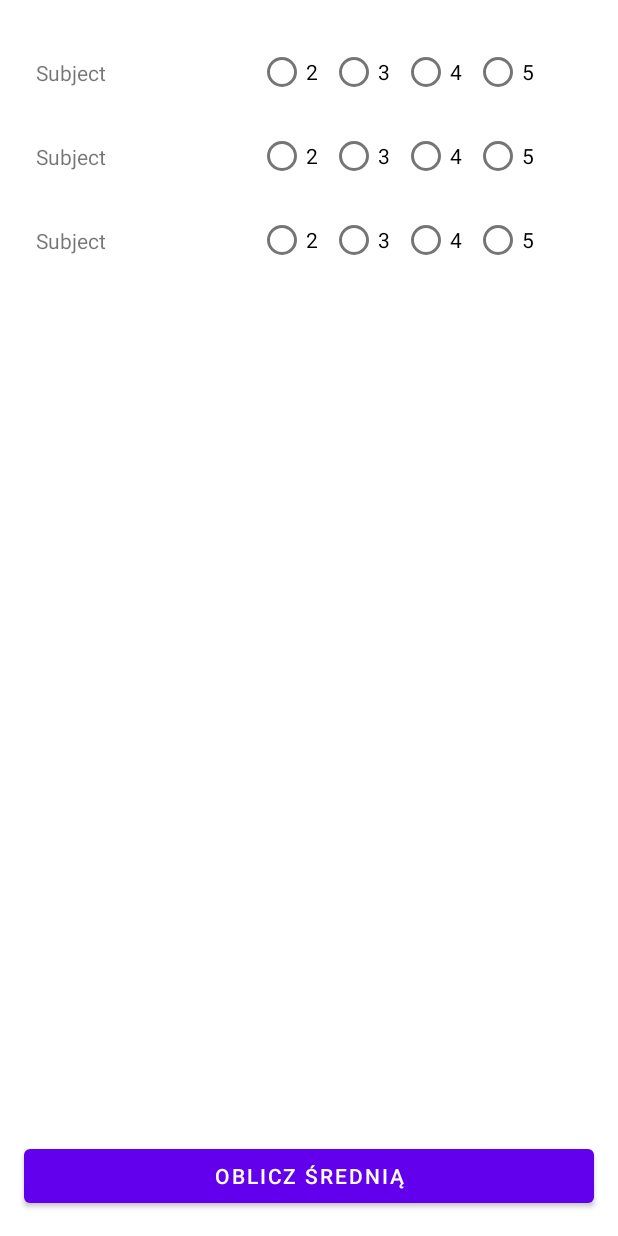
After one commit to dzytko/sem6-android, an Android app: the layout activity_grades.xml on its own in the app's theme, with its tools: preview values and no code run, on a phone screen of 412 x 824 dp. The commit adds this screen. Run offline under Robolectric (Android 15) with nearby library versions, the phone set to English and light mode, and no system bars.

Commit message:
project 1: part 3

```diff
--- /dev/null
+++ b/Project1/app/src/main/res/layout/activity_grades.xml
@@ -0,0 +1,37 @@
+<?xml version="1.0" encoding="utf-8"?>
+<androidx.constraintlayout.widget.ConstraintLayout xmlns:android="http://schemas.android.com/apk/res/android"
+    xmlns:app="http://schemas.android.com/apk/res-auto"
+    xmlns:tools="http://schemas.android.com/tools"
+    android:layout_width="match_parent"
+    android:layout_height="match_parent"
+    tools:context=".activities.GradesActivity">
+
+    <androidx.recyclerview.widget.RecyclerView
+        android:id="@+id/gradeRecyclerView"
+        android:layout_width="0dp"
+        android:layout_height="0dp"
+        android:layout_marginStart="16dp"
+        android:layout_marginTop="16dp"
+        android:layout_marginEnd="16dp"
+        android:layout_marginBottom="16dp"
+        app:layout_constraintBottom_toTopOf="@+id/calculateAverageButton"
+        app:layout_constraintEnd_toEndOf="parent"
+        app:layout_constraintHorizontal_bias="1.0"
+        app:layout_constraintStart_toStartOf="parent"
+        app:layout_constraintTop_toTopOf="parent"
+        tools:listitem="@layout/grade_row" />
+
+    <Button
+        android:id="@+id/calculateAverageButton"
+        android:layout_width="0dp"
+        android:layout_height="wrap_content"
+        android:layout_marginStart="16dp"
+        android:layout_marginTop="16dp"
+        android:layout_marginEnd="16dp"
+        android:layout_marginBottom="16dp"
+        android:text="@string/calculate_mean_button_text"
+        app:layout_constraintBottom_toBottomOf="parent"
+        app:layout_constraintEnd_toEndOf="parent"
+        app:layout_constraintStart_toStartOf="parent"
+        app:layout_constraintTop_toBottomOf="@+id/gradeRecyclerView" />
+</androidx.constraintlayout.widget.ConstraintLayout>
--- /dev/null
+++ b/Project1/app/src/main/res/layout/grade_row.xml
@@ -0,0 +1,53 @@
+<?xml version="1.0" encoding="utf-8"?>
+<androidx.constraintlayout.widget.ConstraintLayout xmlns:android="http://schemas.android.com/apk/res/android"
+    xmlns:app="http://schemas.android.com/apk/res-auto"
+    android:layout_width="match_parent"
+    android:layout_height="wrap_content">
+
+    <TextView
+        android:id="@+id/subjectLabel"
+        android:layout_width="wrap_content"
+        android:layout_height="wrap_content"
+        android:layout_marginStart="8dp"
+        android:contentDescription="@string/subject_label_content_description"
+        android:text="@string/subject_label"
+        app:layout_constraintBottom_toBottomOf="@+id/radioGroup"
+        app:layout_constraintStart_toStartOf="parent"
+        app:layout_constraintTop_toTopOf="@+id/radioGroup" />
+
+    <RadioGroup
+        android:id="@+id/radioGroup"
+        android:layout_width="wrap_content"
+        android:layout_height="wrap_content"
+        android:layout_marginTop="8dp"
+        android:layout_marginEnd="32dp"
+        android:orientation="horizontal"
+        app:layout_constraintEnd_toEndOf="parent"
+        app:layout_constraintTop_toTopOf="parent">
+
+        <RadioButton
+            android:id="@+id/gradeRadio2"
+            android:layout_width="match_parent"
+            android:layout_height="wrap_content"
+            android:text="@string/grade_2" />
+
+        <RadioButton
+            android:id="@+id/gradeRadio3"
+            android:layout_width="match_parent"
+            android:layout_height="wrap_content"
+            android:text="@string/grade_3" />
+
+        <RadioButton
+            android:id="@+id/gradeRadio4"
+            android:layout_width="match_parent"
+            android:layout_height="wrap_content"
+            android:text="@string/grade_4" />
+
+        <RadioButton
+            android:id="@+id/gradeRadio5"
+            android:layout_width="match_parent"
+            android:layout_height="wrap_content"
+            android:text="@string/grade_5" />
+
+    </RadioGroup>
+</androidx.constraintlayout.widget.ConstraintLayout>
--- a/Project1/app/src/main/res/values/strings.xml
+++ b/Project1/app/src/main/res/values/strings.xml
@@ -7,4 +7,28 @@
     <string name="last_name_hint">Wpisz nazwisko</string>
     <string name="grade_count_hint">Wpisz liczbę ocen [5-15]</string>
     <string name="button_label">Oceny</string>
+    <string name="calculate_mean_button_text">Oblicz średnią</string>
+    <string name="grade_2">2</string>
+    <string name="grade_3">3</string>
+    <string name="grade_4">4</string>
+    <string name="grade_5">5</string>
+    <string name="subject_label_content_description">Subject Name</string>
+    <string name="subject_label">Subject</string>
+    <string-array name="subjects">
+        <item>Przedmiot 1</item>
+        <item>Przedmiot 2</item>
+        <item>Przedmiot 3</item>
+        <item>Przedmiot 4</item>
+        <item>Przedmiot 5</item>
+        <item>Przedmiot 6</item>
+        <item>Przedmiot 7</item>
+        <item>Przedmiot 8</item>
+        <item>Przedmiot 9</item>
+        <item>Przedmiot 10</item>
+        <item>Przedmiot 11</item>
+        <item>Przedmiot 12</item>
+        <item>Przedmiot 13</item>
+        <item>Przedmiot 14</item>
+        <item>Przedmiot 15</item>
+    </string-array>
 </resources>
```
Also changed, not shown: Project1/app/src/main/AndroidManifest.xml (+13 -4 lines), Project1/app/src/main/java/com/example/project1/MainActivity.java (deleted, +0 -92 lines), Project1/app/src/main/java/com/example/project1/activities/GradesActivity.java (added, +63 -0 lines), Project1/app/src/main/java/com/example/project1/activities/MainActivity.java (added, +163 -0 lines), Project1/app/src/main/java/com/example/project1/models/Grade.java (added, +58 -0 lines), Project1/app/src/main/java/com/example/project1/views/GradesRecyclerAdapter.java (added, +70 -0 lines), Project1/app/src/main/res/layout/activity_main.xml (+29 -3 lines).
